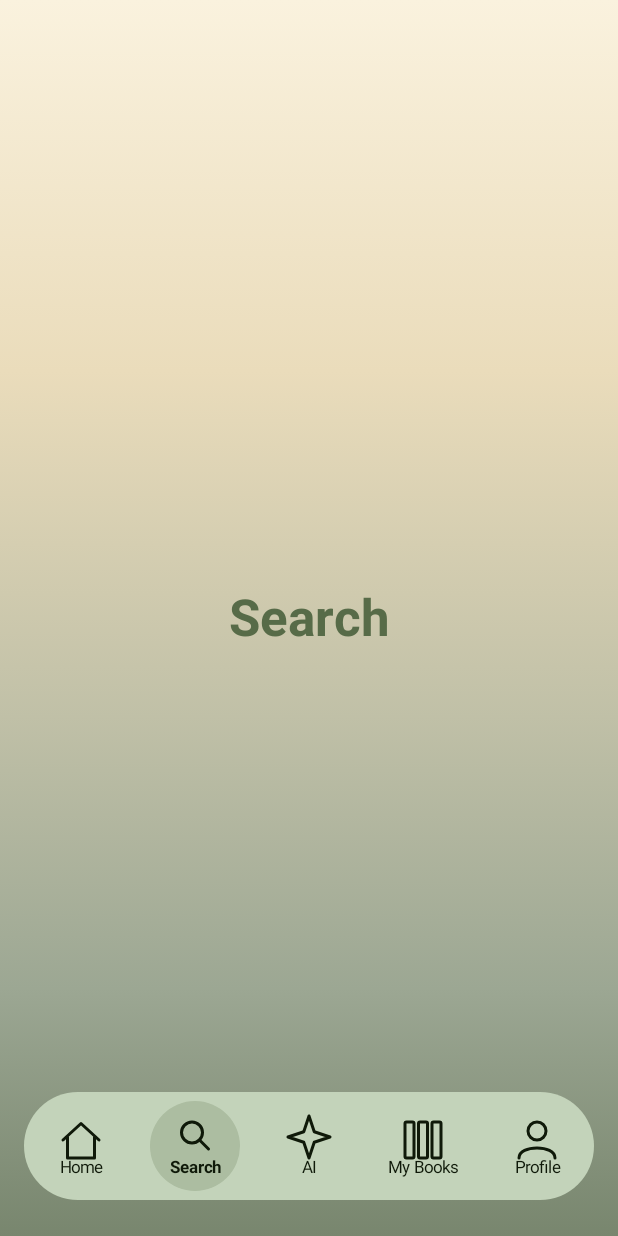
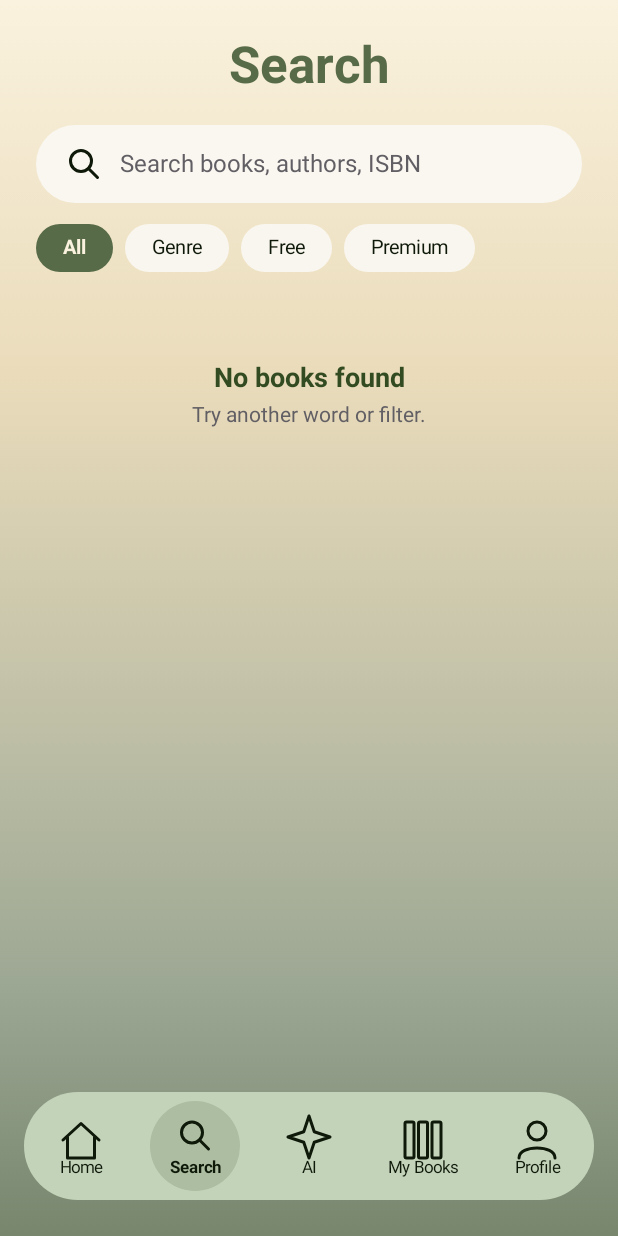
Before and after one commit to shuvosarkar96/Bookmate, an Android app built with Jetpack Compose: the SearchScreen screen opened through its navigation route, on a phone screen of 412 x 824 dp. Run offline under Robolectric (Android 15) with nearby library versions, the phone set to English and light mode, and no system bars; our stand-ins replace Dagger/Hilt's generated code, Firebase (no records; nobody signed in at launch, a user with empty details on screens opened directly); libraries missing offline, so code that uses them is left out: androidx.hilt.lifecycle.

Commit message:
feat: add search screen with device-side filtering

```diff
--- a/implementation/Bookmate/app/src/main/java/com/bookmate/app/ui/BookmateApp.kt
+++ b/implementation/Bookmate/app/src/main/java/com/bookmate/app/ui/BookmateApp.kt
@@ -21,6 +21,7 @@ import androidx.navigation.navArgument
 import com.bookmate.app.R
 import com.bookmate.app.ui.auth.LoginScreen
 import com.bookmate.app.ui.home.HomeScreen
+import com.bookmate.app.ui.search.SearchScreen
 import com.bookmate.app.ui.auth.RegisterScreen
 import com.bookmate.app.ui.onboarding.OnboardingScreen
 import com.bookmate.app.ui.splash.SplashScreen
@@ -147,7 +148,11 @@ fun BookmateApp() {
                     onBookClick = { bookId -> navController.navigate(Routes.bookDetail(bookId)) }
                 )
             }
-            placeholder(Routes.SEARCH, R.string.nav_search)
+            composable(Routes.SEARCH) {
+                SearchScreen(
+                    onBookClick = { bookId -> navController.navigate(Routes.bookDetail(bookId)) }
+                )
+            }
             placeholder(Routes.AI, R.string.nav_ai)
             placeholder(Routes.MY_BOOKS, R.string.nav_my_books)
             composable(Routes.PROFILE) {
--- /dev/null
+++ b/implementation/Bookmate/app/src/main/java/com/bookmate/app/ui/search/SearchScreen.kt
@@ -0,0 +1,356 @@
+package com.bookmate.app.ui.search
+
+import androidx.compose.foundation.Canvas
+import androidx.compose.foundation.background
+import androidx.compose.foundation.clickable
+import androidx.compose.foundation.horizontalScroll
+import androidx.compose.foundation.layout.Arrangement
+import androidx.compose.foundation.layout.Box
+import androidx.compose.foundation.layout.Column
+import androidx.compose.foundation.layout.PaddingValues
+import androidx.compose.foundation.layout.Row
+import androidx.compose.foundation.layout.Spacer
+import androidx.compose.foundation.layout.fillMaxSize
+import androidx.compose.foundation.layout.fillMaxWidth
+import androidx.compose.foundation.layout.height
+import androidx.compose.foundation.layout.padding
+import androidx.compose.foundation.layout.size
+import androidx.compose.foundation.layout.statusBarsPadding
+import androidx.compose.foundation.lazy.LazyColumn
+import androidx.compose.foundation.lazy.itemsIndexed
+import androidx.compose.foundation.rememberScrollState
+import androidx.compose.foundation.shape.RoundedCornerShape
+import androidx.compose.foundation.text.BasicTextField
+import androidx.compose.foundation.text.KeyboardActions
+import androidx.compose.foundation.text.KeyboardOptions
+import androidx.compose.material3.CircularProgressIndicator
+import androidx.compose.material3.DropdownMenu
+import androidx.compose.material3.DropdownMenuItem
+import androidx.compose.material3.MaterialTheme
+import androidx.compose.material3.Text
+import androidx.compose.runtime.Composable
+import androidx.compose.runtime.getValue
+import androidx.compose.runtime.mutableStateOf
+import androidx.compose.runtime.remember
+import androidx.compose.runtime.setValue
+import androidx.compose.ui.Alignment
+import androidx.compose.ui.Modifier
+import androidx.compose.ui.draw.clip
+import androidx.compose.ui.platform.LocalFocusManager
+import androidx.compose.ui.geometry.Offset
+import androidx.compose.ui.graphics.Color
+import androidx.compose.ui.graphics.SolidColor
+import androidx.compose.ui.graphics.StrokeCap
+import androidx.compose.ui.platform.LocalContext
+import androidx.compose.ui.res.stringResource
+import androidx.compose.ui.semantics.contentDescription
+import androidx.compose.ui.semantics.semantics
+import androidx.compose.ui.text.TextStyle
+import androidx.compose.ui.text.font.FontWeight
+import androidx.compose.ui.text.input.ImeAction
+import androidx.compose.ui.text.style.TextAlign
+import androidx.compose.ui.text.style.TextOverflow
+import androidx.compose.ui.unit.dp
+import androidx.compose.ui.unit.sp
+import androidx.hilt.lifecycle.viewmodel.compose.hiltViewModel
+import androidx.lifecycle.compose.collectAsStateWithLifecycle
+import com.bookmate.app.R
+import com.bookmate.app.domain.model.AccessType
+import com.bookmate.app.domain.model.Book
+import com.bookmate.app.ui.components.AccessChip
+import com.bookmate.app.ui.components.SearchIcon
+import com.bookmate.app.ui.theme.CardSurface
+import com.bookmate.app.ui.theme.CoverBlock1
+import com.bookmate.app.ui.theme.CoverBlock2
+import com.bookmate.app.ui.theme.CoverBlock3
+import com.bookmate.app.ui.theme.Cream
+import com.bookmate.app.ui.theme.DarkGreen
+import com.bookmate.app.ui.theme.Dimens
+import com.bookmate.app.ui.theme.Green
+import com.bookmate.app.ui.theme.TextPrimary
+import com.bookmate.app.ui.theme.TextSecondary
+
+@Composable
+fun SearchScreen(
+    onBookClick: (String) -> Unit,
+    viewModel: SearchViewModel = hiltViewModel()
+) {
+    val state by viewModel.uiState.collectAsStateWithLifecycle()
+    val focusManager = LocalFocusManager.current
+    val context = LocalContext.current
+    var genreMenuOpen by remember { mutableStateOf(false) }
+
+    Column(
+        modifier = Modifier
+            .fillMaxSize()
+            .statusBarsPadding()
+            .padding(horizontal = Dimens.SideMargin)
+    ) {
+        Spacer(modifier = Modifier.height(24.dp))
+        Text(
+            text = stringResource(R.string.nav_search),
+            style = MaterialTheme.typography.headlineLarge,
+            color = MaterialTheme.colorScheme.primary,
+            textAlign = TextAlign.Center,
+            modifier = Modifier.fillMaxWidth()
+        )
+        Spacer(modifier = Modifier.height(20.dp))
+
+        SearchField(
+            query = state.query,
+            onChange = viewModel::onQueryChange,
+            onSearch = { focusManager.clearFocus() }
+        )
+        Spacer(modifier = Modifier.height(14.dp))
+
+        Row(
+            modifier = Modifier.horizontalScroll(rememberScrollState()),
+            horizontalArrangement = Arrangement.spacedBy(8.dp)
+        ) {
+            SearchFilterChip(
+                label = stringResource(R.string.search_filter_all),
+                selected = state.access == null && state.genre == null,
+                onClick = viewModel::onAllClick
+            )
+            Box {
+                SearchFilterChip(
+                    label = state.genre ?: stringResource(R.string.search_filter_genre),
+                    selected = state.genre != null,
+                    onClick = { genreMenuOpen = true }
+                )
+                DropdownMenu(
+                    expanded = genreMenuOpen,
+                    onDismissRequest = { genreMenuOpen = false }
+                ) {
+                    DropdownMenuItem(
+                        text = { Text(stringResource(R.string.search_all_genres)) },
+                        onClick = {
+                            viewModel.onGenreChange(null)
+                            genreMenuOpen = false
+                        }
+                    )
+                    state.genres.forEach { genre ->
+                        DropdownMenuItem(
+                            text = { Text(genre) },
+                            onClick = {
+                                viewModel.onGenreChange(genre)
+                                genreMenuOpen = false
+                            }
+                        )
+                    }
+                }
+            }
+            SearchFilterChip(
+                label = stringResource(R.string.access_free),
+                selected = state.access == AccessType.FREE,
+                onClick = { viewModel.onAccessToggle(AccessType.FREE) }
+            )
+            SearchFilterChip(
+                label = stringResource(R.string.access_premium),
+                selected = state.access == AccessType.PREMIUM,
+                onClick = { viewModel.onAccessToggle(AccessType.PREMIUM) }
+            )
+        }
+        Spacer(modifier = Modifier.height(12.dp))
+
+        when {
+            state.isLoading -> Box(
+                modifier = Modifier
+                    .fillMaxWidth()
+                    .height(160.dp),
+                contentAlignment = Alignment.Center
+            ) {
+                CircularProgressIndicator(color = Green)
+            }
+
+            state.errorRes != null -> Column(
+                modifier = Modifier.fillMaxWidth(),
+                horizontalAlignment = Alignment.CenterHorizontally
+            ) {
+                Text(
+                    text = stringResource(state.errorRes!!),
+                    style = MaterialTheme.typography.bodyMedium,
+                    color = MaterialTheme.colorScheme.error
+                )
+                Text(
+                    text = stringResource(R.string.home_retry),
+                    style = MaterialTheme.typography.labelLarge,
+                    color = DarkGreen,
+                    modifier = Modifier
+                        .clickable(onClick = viewModel::load)
+                        .padding(12.dp)
+                )
+            }
+
+            state.results.isEmpty() -> Column(
+                modifier = Modifier
+                    .fillMaxWidth()
+                    .padding(top = 48.dp),
+                horizontalAlignment = Alignment.CenterHorizontally
+            ) {
+                Text(
+                    text = stringResource(R.string.search_no_results),
+                    style = MaterialTheme.typography.titleMedium,
+                    fontWeight = FontWeight.Bold,
+                    color = DarkGreen
+                )
+                Spacer(modifier = Modifier.height(6.dp))
+                Text(
+                    text = stringResource(R.string.search_no_results_hint),
+                    style = MaterialTheme.typography.bodyMedium,
+                    color = TextSecondary
+                )
+            }
+
+            else -> {
+                val count = state.results.size
+                Text(
+                    text = context.resources.getQuantityString(R.plurals.search_results, count, count),
+                    fontSize = 13.sp,
+                    color = TextPrimary
+                )
+                LazyColumn(
+                    verticalArrangement = Arrangement.spacedBy(10.dp),
+                    contentPadding = PaddingValues(top = 8.dp, bottom = Dimens.NavHeight + 48.dp)
+                ) {
+                    itemsIndexed(state.results, key = { _, book -> book.id }) { index, book ->
+                        ResultCard(book = book, index = index, onClick = { onBookClick(book.id) })
+                    }
+                }
+            }
+        }
+    }
+}
+
+@Composable
+private fun SearchField(
+    query: String,
+    onChange: (String) -> Unit,
+    onSearch: () -> Unit
+) {
+    val clearLabel = stringResource(R.string.search_clear)
+    val hint = stringResource(R.string.home_search_hint)
+    Row(
+        modifier = Modifier
+            .fillMaxWidth()
+            .height(Dimens.FieldHeight)
+            .clip(RoundedCornerShape(26.dp))
+            .background(CardSurface)
+            .padding(start = 20.dp),
+        verticalAlignment = Alignment.CenterVertically
+    ) {
+        SearchIcon()
+        BasicTextField(
+            value = query,
+            onValueChange = onChange,
+            singleLine = true,
+            textStyle = TextStyle(fontSize = 16.sp, color = TextPrimary),
+            cursorBrush = SolidColor(Green),
+            keyboardOptions = KeyboardOptions(imeAction = ImeAction.Search),
+            keyboardActions = KeyboardActions(onSearch = { onSearch() }),
+            modifier = Modifier
+                .weight(1f)
+                .padding(horizontal = 12.dp),
+            decorationBox = { inner ->
+                Box(contentAlignment = Alignment.CenterStart) {
+                    if (query.isEmpty()) {
+                        Text(text = hint, fontSize = 16.sp, color = TextSecondary)
+                    }
+                    inner()
+                }
+            }
+        )
+        if (query.isNotEmpty()) {
+            Box(
+                modifier = Modifier
+                    .size(48.dp)
+                    .semantics { contentDescription = clearLabel }
+                    .clickable { onChange("") },
+                contentAlignment = Alignment.Center
+            ) {
+                ClearIcon(color = TextSecondary)
+            }
+        }
+    }
+}
+
+@Composable
+private fun ClearIcon(color: Color) {
+    Canvas(modifier = Modifier.size(24.dp)) {
+        val s = size.width / 24f
+        drawLine(color, Offset(6f * s, 6f * s), Offset(18f * s, 18f * s), strokeWidth = 2f * s, cap = StrokeCap.Round)
+        drawLine(color, Offset(18f * s, 6f * s), Offset(6f * s, 18f * s), strokeWidth = 2f * s, cap = StrokeCap.Round)
+    }
+}
+
+@Composable
+private fun SearchFilterChip(label: String, selected: Boolean, onClick: () -> Unit) {
+    Box(
+        modifier = Modifier
+            .height(32.dp)
+            .clip(RoundedCornerShape(16.dp))
+            .background(if (selected) Green else CardSurface)
+            .clickable(onClick = onClick)
+            .padding(horizontal = 18.dp),
+        contentAlignment = Alignment.Center
+    ) {
+        Text(
+            text = label,
+            fontSize = 13.sp,
+            fontWeight = if (selected) FontWeight.Bold else FontWeight.Normal,
+            color = if (selected) Cream else TextPrimary
+        )
+    }
+}
+
+@Composable
+private fun ResultCard(book: Book, index: Int, onClick: () -> Unit) {
+    val coverColor = when (index % 3) {
+        0 -> CoverBlock1
+        1 -> CoverBlock2
+        else -> CoverBlock3
+    }
+    Row(
+        modifier = Modifier
+            .fillMaxWidth()
+            .clip(RoundedCornerShape(24.dp))
+            .background(CardSurface)
+            .clickable(onClick = onClick)
+            .padding(16.dp),
+        horizontalArrangement = Arrangement.spacedBy(16.dp)
+    ) {
+        Box(
+            modifier = Modifier
+                .size(width = 52.dp, height = 68.dp)
+                .clip(RoundedCornerShape(8.dp))
+                .background(coverColor),
+            contentAlignment = Alignment.Center
+        ) {
+            Text(
+                text = book.title.take(1).uppercase(),
+                fontSize = 22.sp,
+                fontWeight = FontWeight.Bold,
+                color = DarkGreen.copy(alpha = 0.6f)
+            )
+        }
+        Column(modifier = Modifier.weight(1f)) {
+            Text(
+                text = book.title,
+                fontSize = 16.sp,
+                fontWeight = FontWeight.Bold,
+                color = TextPrimary,
+                maxLines = 2,
+                overflow = TextOverflow.Ellipsis
+            )
+            Text(
+                text = book.author,
+                fontSize = 13.sp,
+                color = TextSecondary,
+                maxLines = 1,
+                overflow = TextOverflow.Ellipsis
+            )
+            Spacer(modifier = Modifier.height(8.dp))
+            AccessChip(accessType = book.accessType)
+        }
+    }
+}
--- /dev/null
+++ b/implementation/Bookmate/app/src/main/java/com/bookmate/app/ui/search/SearchViewModel.kt
@@ -0,0 +1,73 @@
+package com.bookmate.app.ui.search
+
+import androidx.annotation.StringRes
+import androidx.lifecycle.ViewModel
+import androidx.lifecycle.viewModelScope
+import com.bookmate.app.R
+import com.bookmate.app.domain.model.AccessType
+import com.bookmate.app.domain.model.Book
+import com.bookmate.app.domain.repository.BookRepository
+import com.bookmate.app.util.filterBooks
+import dagger.hilt.android.lifecycle.HiltViewModel
+import javax.inject.Inject
+import kotlinx.coroutines.flow.MutableStateFlow
+import kotlinx.coroutines.flow.StateFlow
+import kotlinx.coroutines.flow.asStateFlow
+import kotlinx.coroutines.flow.update
+import kotlinx.coroutines.launch
+
+data class SearchUiState(
+    val query: String = "",
+    val access: AccessType? = null,
+    val genre: String? = null,
+    val genres: List<String> = emptyList(),
+    val results: List<Book> = emptyList(),
+    val isLoading: Boolean = true,
+    @StringRes val errorRes: Int? = null
+)
+
+@HiltViewModel
+class SearchViewModel @Inject constructor(
+    private val bookRepository: BookRepository
+) : ViewModel() {
+
+    private var allBooks: List<Book> = emptyList()
+
+    private val _uiState = MutableStateFlow(SearchUiState())
+    val uiState: StateFlow<SearchUiState> = _uiState.asStateFlow()
+
+    init {
+        load()
+    }
+
+    fun load() {
+        _uiState.update { it.copy(isLoading = true, errorRes = null) }
+        viewModelScope.launch {
+            bookRepository.getBooks()
+                .onSuccess { books ->
+                    allBooks = books
+                    val genres = books.map { it.genre }.filter { it.isNotBlank() }.distinct().sorted()
+                    updateFiltered { it.copy(isLoading = false, genres = genres) }
+                }
+                .onFailure {
+                    _uiState.update { it.copy(isLoading = false, errorRes = R.string.error_unknown) }
+                }
+        }
+    }
+
+    fun onQueryChange(value: String) = updateFiltered { it.copy(query = value) }
+
+    fun onAccessToggle(access: AccessType) =
+        updateFiltered { it.copy(access = if (it.access == access) null else access) }
+
+    fun onGenreChange(genre: String?) = updateFiltered { it.copy(genre = genre) }
+
+    fun onAllClick() = updateFiltered { it.copy(access = null, genre = null) }
+
+    private fun updateFiltered(transform: (SearchUiState) -> SearchUiState) {
+        _uiState.update { current ->
+            val next = transform(current)
+            next.copy(results = filterBooks(allBooks, next.query, next.access, next.genre))
+        }
+    }
+}
--- /dev/null
+++ b/implementation/Bookmate/app/src/main/java/com/bookmate/app/util/BookSearch.kt
@@ -0,0 +1,34 @@
+package com.bookmate.app.util
+
+import com.bookmate.app.domain.model.AccessType
+import com.bookmate.app.domain.model.Book
+
+private val TOKEN_REGEX = Regex("[\\p{L}\\p{N}]+")
+
+private fun tokenize(text: String): List<String> =
+    TOKEN_REGEX.findAll(text.lowercase()).map { it.value }.toList()
+
+/**
+ * Device-side search. Every word typed must start one of the book's keywords
+ * or appear inside its ISBN. [access] and [genre] narrow the list further.
+ */
+fun filterBooks(
+    books: List<Book>,
+    query: String,
+    access: AccessType?,
+    genre: String?
+): List<Book> {
+    val tokens = tokenize(query)
+    return books.filter { book ->
+        val accessOk = access == null || book.accessType == access
+        val genreOk = genre == null || book.genre.equals(genre, ignoreCase = true)
+        if (!accessOk || !genreOk) return@filter false
+        if (tokens.isEmpty()) return@filter true
+        val words = book.searchKeywords.ifEmpty {
+            tokenize("${book.title} ${book.author} ${book.genre}")
+        }
+        tokens.all { token ->
+            words.any { it.startsWith(token) } || book.isbn.contains(token)
+        }
+    }
+}
--- a/implementation/Bookmate/app/src/main/res/values/strings.xml
+++ b/implementation/Bookmate/app/src/main/res/values/strings.xml
@@ -73,4 +73,14 @@
     <string name="home_retry">Try again</string>
     <string name="access_free">Free</string>
     <string name="access_premium">Premium</string>
+    <string name="search_filter_all">All</string>
+    <string name="search_filter_genre">Genre</string>
+    <string name="search_all_genres">All genres</string>
+    <string name="search_no_results">No books found</string>
+    <string name="search_no_results_hint">Try another word or filter.</string>
+    <string name="search_clear">Clear</string>
+    <plurals name="search_results">
+        <item quantity="one">%d result</item>
+        <item quantity="other">%d results</item>
+    </plurals>
 </resources>
```
